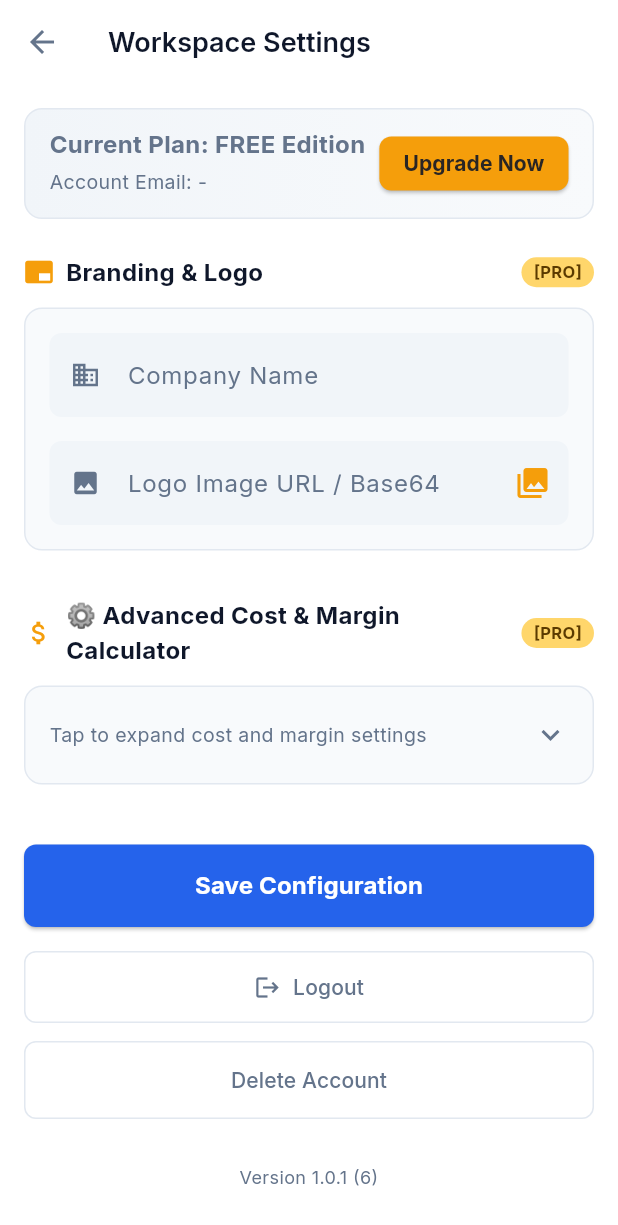
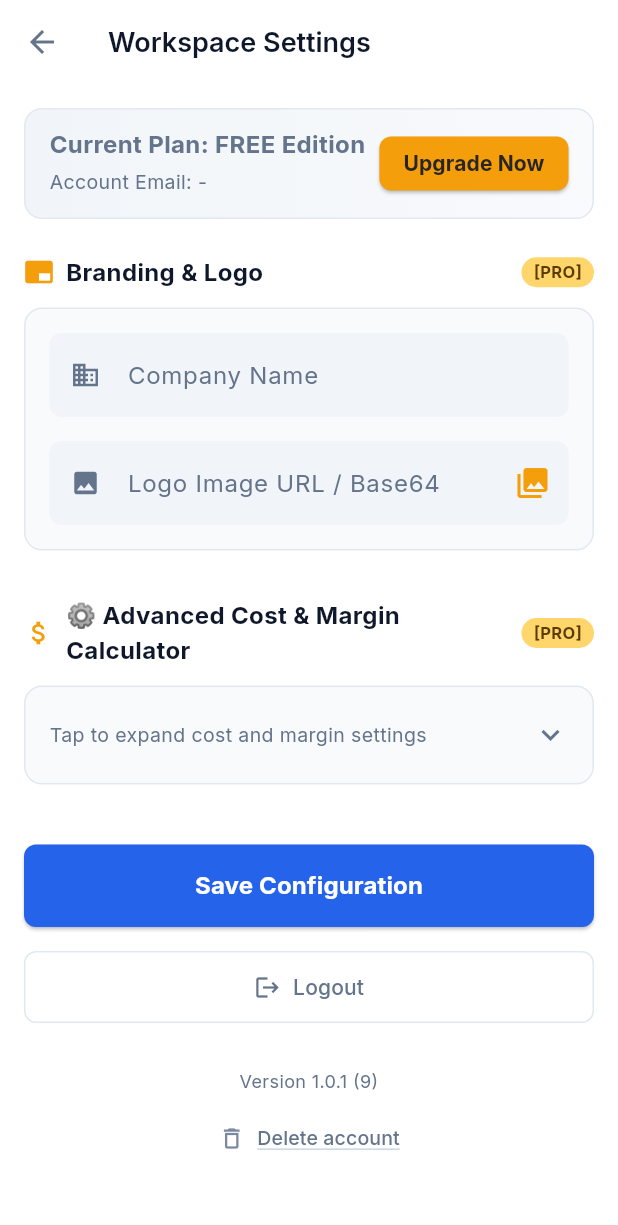
Before and after one commit to houkemian/ener_quote, a Flutter app: the DashboardScreen screen opened directly, after a tap on the "settings" icon, on a phone screen of 412 x 824 dp. Shown: the top 1225 px of the screen. Run offline on Flutter 3.47's test engine with Material 3 defaults, Android fonts, the phone set to English and light mode, and no system bars; our stand-ins replace dio, firebase_auth, firebase_core, fl_chart, flutter_secure_storage, google_fonts and 9 more; missing offline and left inert: dart:html, dart:ui_web, purchases_flutter; accounts and stored records are empty; network calls fail.

Commit message:
feat(frontend): settings/projects UX, city cache, cost inputs, Play subscription upgrade
- Settings: demote delete account; remove unused import; minor analyzer fixes
- Project list: restore AppBar (logo, PRO, settings); create project location via city dropdown; l10n deleteAccountLink
- Project detail: Location label only (no 'from cities')
- ApiClient: cache getSupportedCities 7d in SharedPreferences
- Calculation: stable TextEditingControllers for cost/tariff fields; bootstrap load order; manual keyboard dismiss
- RevenueCat: purchase via PurchaseParams + GoogleProductChangeInfo (immediateWithTimeProration) for Android plan changes
- l10n and pubspec lock updates

Co-authored-by: Cursor <cursoragent@cursor.com>

```diff
--- a/frontend/lib/core/network/api_client.dart
+++ b/frontend/lib/core/network/api_client.dart
@@ -1,3 +1,5 @@
+import 'dart:convert';
+
 import 'package:dio/dio.dart';
 import 'package:shared_preferences/shared_preferences.dart';
 import 'package:flutter/material.dart'; // 🌟 引入 UI 库
@@ -8,6 +10,11 @@ import '../../l10n/app_localizations.dart'; // 👈 新增这行
 import '../auth/token_manager.dart';
 
 const String _kApiBaseUrl = 'https://api.dothings.one/api/v1';
+
+/// 城市列表本地缓存（与语言无关的原始 JSON，展示名由各界面按 locale 解析）。
+const String _kCitiesCacheJsonKey = 'supported_cities_json_v1';
+const String _kCitiesCacheAtMsKey = 'supported_cities_cached_at_ms_v1';
+const Duration _kCitiesCacheTtl = Duration(days: 7);
 
 class ProjectItem {
   final String id;
@@ -305,14 +312,44 @@ class ApiClient {
     return "FREE";
   }
 
-  // 🌟 动态拉取云端城市列表
+  /// 支持的城市列表：优先读本地缓存，7 天内不重复请求；过期或缓存无效时再拉取并写回。网络失败时回退到已缓存数据。
   Future<List<dynamic>> getSupportedCities() async {
+    final prefs = await SharedPreferences.getInstance();
+    final cachedJson = prefs.getString(_kCitiesCacheJsonKey);
+    final cachedAtMs = prefs.getInt(_kCitiesCacheAtMsKey);
+    final now = DateTime.now().millisecondsSinceEpoch;
+
+    List<dynamic>? decodeCached() {
+      if (cachedJson == null || cachedJson.isEmpty) return null;
+      try {
+        final decoded = jsonDecode(cachedJson);
+        if (decoded is List && decoded.isNotEmpty) return decoded;
+      } catch (_) {}
+      return null;
+    }
+
+    final ttlMs = _kCitiesCacheTtl.inMilliseconds;
+    final cacheFresh =
+        cachedAtMs != null && (now - cachedAtMs) < ttlMs;
+    if (cacheFresh) {
+      final cached = decodeCached();
+      if (cached != null) return cached;
+    }
+
     try {
       final response = await dio.get('/locations/cities');
-      return response.data as List<dynamic>;
+      final data = response.data as List<dynamic>;
+      if (data.isNotEmpty) {
+        await prefs.setString(_kCitiesCacheJsonKey, jsonEncode(data));
+        await prefs.setInt(_kCitiesCacheAtMsKey, now);
+      }
+      if (data.isNotEmpty) return data;
+      final stale = decodeCached();
+      return stale ?? data;
     } catch (e) {
       _debugLog("Failed to fetch city list.");
-      return [];
+      final stale = decodeCached();
+      return stale ?? <dynamic>[];
     }
   }
 
--- a/frontend/lib/l10n/app_en.arb
+++ b/frontend/lib/l10n/app_en.arb
@@ -159,6 +159,7 @@
     "logoutMessage": "Are you sure you want to log out of the current account?",
     "cancel": "Cancel",
     "confirmLogout": "Logout",
+    "deleteAccountLink": "Delete account",
     "tierFree": "Current Plan: FREE Edition",
     "tierPro": "👑 PRO Subscription Member",
     "accountEmailLabel": "Account Email: ",
--- a/frontend/lib/l10n/app_localizations.dart
+++ b/frontend/lib/l10n/app_localizations.dart
@@ -806,6 +806,12 @@ abstract class AppLocalizations {
   /// **'退出'**
   String get confirmLogout;
 
+  /// No description provided for @deleteAccountLink.
+  ///
+  /// In zh, this message translates to:
+  /// **'删除账号'**
+  String get deleteAccountLink;
+
   /// No description provided for @tierFree.
   ///
   /// In zh, this message translates to:
--- a/frontend/lib/l10n/app_localizations_en.dart
+++ b/frontend/lib/l10n/app_localizations_en.dart
@@ -406,6 +406,9 @@ class AppLocalizationsEn extends AppLocalizations {
   String get confirmLogout => 'Logout';
 
   @override
+  String get deleteAccountLink => 'Delete account';
+
+  @override
   String get tierFree => 'Current Plan: FREE Edition';
 
   @override
--- a/frontend/lib/l10n/app_localizations_zh.dart
+++ b/frontend/lib/l10n/app_localizations_zh.dart
@@ -388,6 +388,9 @@ class AppLocalizationsZh extends AppLocalizations {
   String get confirmLogout => '退出';
 
   @override
+  String get deleteAccountLink => '删除账号';
+
+  @override
   String get tierFree => '当前版本：基础免费版';
 
   @override
--- a/frontend/lib/l10n/app_zh.arb
+++ b/frontend/lib/l10n/app_zh.arb
@@ -163,6 +163,7 @@
     "logoutMessage": "确定要退出当前账号吗？",
     "cancel": "取消",
     "confirmLogout": "退出",
+    "deleteAccountLink": "删除账号",
     "tierFree": "当前版本：基础免费版",
     "tierPro": "👑 尊贵的 PRO 订阅会员",
     "accountEmailLabel": "账号邮箱：",
--- a/frontend/lib/screens/dashboard_screen.dart
+++ b/frontend/lib/screens/dashboard_screen.dart
@@ -7,6 +7,7 @@ import 'dart:async';
 import 'dart:io' show Platform;
 import 'package:purchases_flutter/purchases_flutter.dart';
 import '../core/network/api_client.dart';
+import '../core/billing/revenuecat_purchase_helper.dart';
 import '../core/billing/revenuecat_service.dart';
 import '../core/auth/token_manager.dart';
 import 'package:dio/dio.dart';
@@ -1010,7 +1011,7 @@ class _DashboardScreenState extends State<DashboardScreen> {
       }
 
       final packageToBuy = selectedPackage ?? packages.first;
-      final purchaseResult = await Purchases.purchasePackage(packageToBuy);
+      final purchaseResult = await RevenueCatPurchaseHelper.purchasePackage(packageToBuy);
       final isProActive =
           purchaseResult.customerInfo.entitlements.all['pro']?.isActive == true;
       if (!isProActive) {
--- a/frontend/lib/screens/pdf_preview_screen.dart
+++ b/frontend/lib/screens/pdf_preview_screen.dart
@@ -7,6 +7,7 @@ import 'package:purchases_flutter/purchases_flutter.dart';
 import 'dart:io' show Platform;
 import '../l10n/app_localizations.dart'; // 👈 新增这行
 import '../core/network/api_client.dart';
+import '../core/billing/revenuecat_purchase_helper.dart';
 import '../core/billing/revenuecat_service.dart';
 import '../theme/app_colors.dart';
 import '../utils/pdf_export.dart';
@@ -388,7 +389,7 @@ class _PdfPreviewScreenState extends State<PdfPreviewScreen> {
       }
 
       final packageToBuy = selectedPackage ?? packages.first;
-      final purchaseResult = await Purchases.purchasePackage(packageToBuy);
+      final purchaseResult = await RevenueCatPurchaseHelper.purchasePackage(packageToBuy);
       final isProActive =
           purchaseResult.customerInfo.entitlements.all['pro']?.isActive == true;
       if (!isProActive) {
--- a/frontend/lib/screens/project_detail_screen.dart
+++ b/frontend/lib/screens/project_detail_screen.dart
@@ -76,7 +76,7 @@ class _ProjectDetailScreenState extends State<ProjectDetailScreen> {
                     DropdownButtonFormField<String>(
                       value: selectedCityId,
                       isExpanded: true,
-                      decoration: const InputDecoration(labelText: 'Location (from cities)'),
+                      decoration: const InputDecoration(labelText: 'Location'),
                       items: cities.map<DropdownMenuItem<String>>((city) {
                         return DropdownMenuItem<String>(
                           value: (city['id'] ?? '').toString(),
--- a/frontend/lib/screens/settings_screen.dart
+++ b/frontend/lib/screens/settings_screen.dart
@@ -6,6 +6,7 @@ import 'package:purchases_flutter/purchases_flutter.dart';
 import 'dart:io' show Platform;
 import '../l10n/app_localizations.dart';
 import '../core/network/api_client.dart';
+import '../core/billing/revenuecat_purchase_helper.dart';
 import '../core/billing/revenuecat_service.dart';
 import '../core/auth/token_manager.dart';
 import 'package:image_picker/image_picker.dart';
@@ -13,7 +14,6 @@ import 'dart:convert'; // 用于 Base64 转换
 import '../theme/app_colors.dart';
 import '../widgets/pro_gold_badge.dart';
 import 'paddle_checkout_webview.dart';
-import 'billing_management_screen.dart';
 import 'login_screen.dart';
 import 'package:package_info_plus/package_info_plus.dart';
 
@@ -324,7 +324,7 @@ class _SettingsScreenState extends State<SettingsScreen> {
                             ? const SizedBox(
                             width: 20,
                             height: 20,
-                            child: const CircularProgressIndicator(strokeWidth: 2)
+                            child: CircularProgressIndicator(strokeWidth: 2),
                         )
                             : Text(l10n.upgradeNow, style: const TextStyle(fontWeight: FontWeight.bold)),
                       ),
@@ -497,23 +497,13 @@ class _SettingsScreenState extends State<SettingsScreen> {
                   ),
                 ),
               ),
-              const SizedBox(height: 12),
-              OutlinedButton(
-                onPressed: _showDeleteAccountDialog,
-                style: OutlinedButton.styleFrom(
-                  side: const BorderSide(color: AppColors.border),
-                  foregroundColor: AppColors.onSurfaceVariant,
-                  padding: const EdgeInsets.symmetric(vertical: 16),
-                  shape: RoundedRectangleBorder(borderRadius: BorderRadius.circular(8)),
-                ),
-                child: const Text(
-                  'Delete Account',
-                ),
-              ),
               const SizedBox(height: 24),
               SafeArea(
                 top: false,
-                child: Center(
+                child: Column(
+                  mainAxisSize: MainAxisSize.min,
+                  children: [
+                    Center(
                       child: InkWell(
                         borderRadius: BorderRadius.circular(6),
                         onLongPress: _copyVersionInfo,
@@ -531,6 +521,33 @@ class _SettingsScreenState extends State<SettingsScreen> {
                           ),
                         ),
                       ),
+                    ),
+                    const SizedBox(height: 4),
+                    Center(
+                      child: TextButton.icon(
+                        onPressed: _showDeleteAccountDialog,
+                        style: TextButton.styleFrom(
+                          foregroundColor: AppColors.onSurfaceVariant,
+                          padding: const EdgeInsets.symmetric(horizontal: 20, vertical: 10),
+                          visualDensity: VisualDensity.compact,
+                        ),
+                        icon: Icon(
+                          Icons.delete_outline,
+                          size: 18,
+                          color: AppColors.onSurfaceVariant.withValues(alpha: 0.85),
+                        ),
+                        label: Text(
+                          l10n.deleteAccountLink,
+                          style: const TextStyle(
+                            fontSize: 13,
+                            fontWeight: FontWeight.w500,
+                            decoration: TextDecoration.underline,
+                            decorationColor: AppColors.borderStrong,
+                          ),
+                        ),
+                      ),
+                    ),
+                  ],
                 ),
               ),
               const SizedBox(height: 20),
@@ -589,7 +606,7 @@ class _SettingsScreenState extends State<SettingsScreen> {
         labelText: tooltipMessage == null || tooltipMessage.trim().isEmpty ? label : null,
         hintText: hintText,
         helperText: helperText,
-        hintStyle: TextStyle(color: AppColors.onSurfaceVariant.withOpacity(0.75)),
+        hintStyle: TextStyle(color: AppColors.onSurfaceVariant.withValues(alpha: 0.75)),
         prefixIcon: Icon(icon, color: AppColors.onSurfaceVariant, size: 20),
         suffixIcon: suffixIcon, // 🌟 挂载右侧的相册按钮
       ),
@@ -905,7 +922,7 @@ class _SettingsScreenState extends State<SettingsScreen> {
     });
     try {
       await RevenueCatService.ensureInitialized();
-      final purchaseResult = await Purchases.purchasePackage(package);
+      final purchaseResult = await RevenueCatPurchaseHelper.purchasePackage(package);
       final isProActive =
           purchaseResult.customerInfo.entitlements.all['pro']?.isActive == true;
       if (!isProActive) {
--- a/frontend/pubspec.yaml
+++ b/frontend/pubspec.yaml
@@ -16,7 +16,7 @@ publish_to: 'none' # Remove this line if you wish to publish to pub.dev
 # https://developer.apple.com/library/archive/documentation/General/Reference/InfoPlistKeyReference/Articles/CoreFoundationKeys.html
 # In Windows, build-name is used as the major, minor, and patch parts
 # of the product and file versions while build-number is used as the build suffix.
-version: 1.0.1+6
+version: 1.0.1+9
 
 environment:
   sdk: ^3.11.0
```
Also changed, not shown: frontend/lib/core/billing/revenuecat_purchase_helper.dart (added, +87 -0 lines), frontend/lib/screens/calculation_screen.dart (+60 -25 lines), frontend/lib/screens/project_list_screen.dart (+49 -18 lines), frontend/pubspec.lock. Lines whose indentation alone changed are shown as unchanged.
